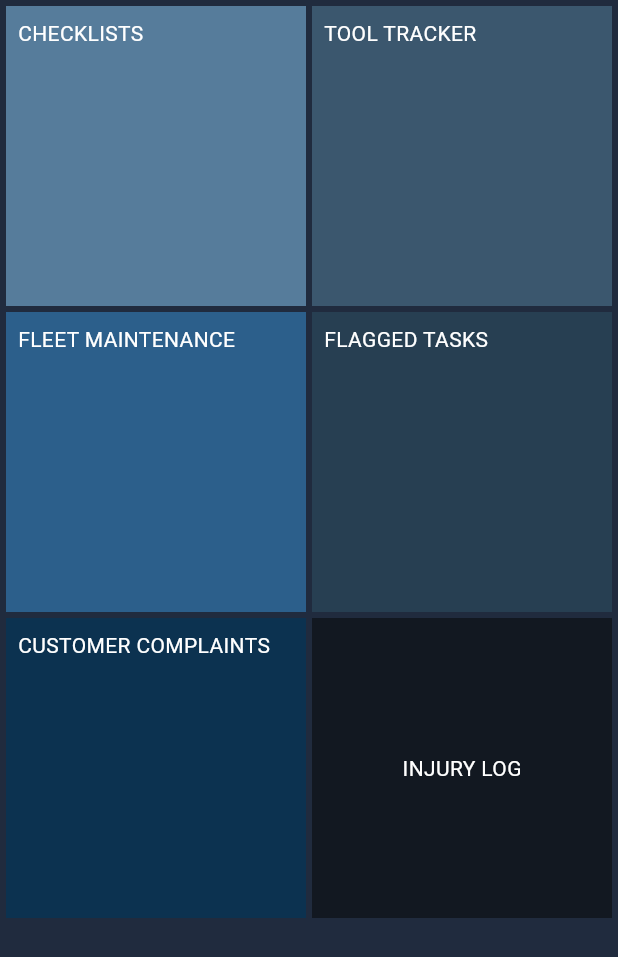
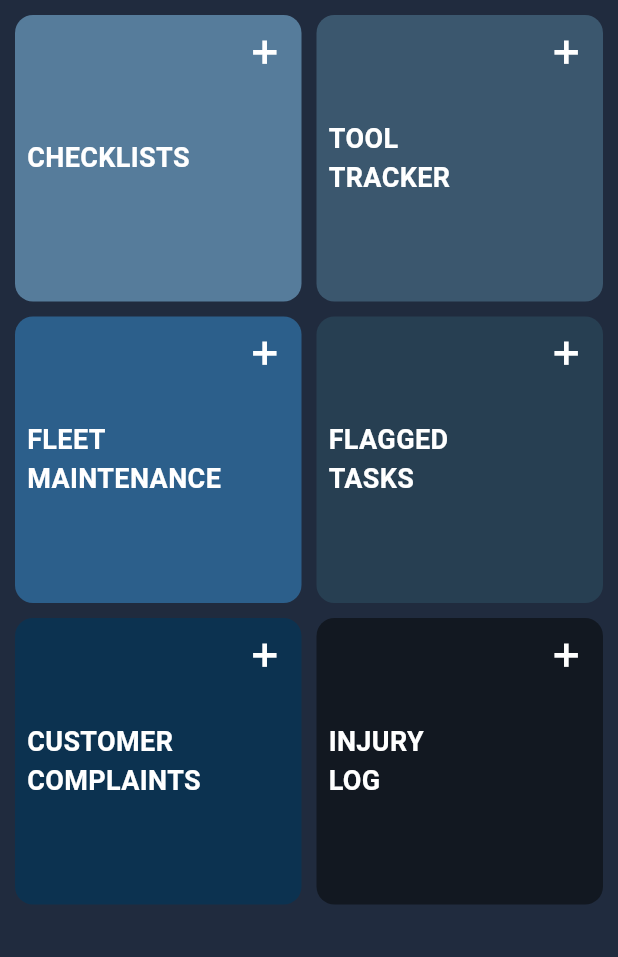
Before and after one commit to LordHandLee/HammerOps, a Flutter app: the FavoriteScreen screen opened by its route, on a phone screen of 412 x 824 dp. Shown: the top 957 px of the screen. Run offline on Flutter 3.47's test engine with Material 3 defaults, Android fonts, the phone set to English and light mode, and no system bars.

Commit message:
Added rounded corners to Container on favorites_screen, changed font to bold, added icon top right corner, aligned text to center left, increased font size

```diff
--- a/lib/screens/favorite_screen.dart
+++ b/lib/screens/favorite_screen.dart
@@ -41,40 +41,48 @@ class _FavoriteScreenState extends State<FavoriteScreen> {
       body: GridView.count(
           primary: false,
           crossAxisCount: 2,
-          padding: const EdgeInsets.all(4),
-          mainAxisSpacing: 4,
-          crossAxisSpacing: 4,
+          padding: const EdgeInsets.all(10),
+          mainAxisSpacing: 10,
+          crossAxisSpacing: 10,
           children: [
-            Container(
-              padding: const EdgeInsets.all(8),
-              child: const Text('CHECKLISTS', style: TextStyle(color: Colors.white),),
-              color: Color.fromARGB(255, 86, 124, 155),
-            ),
-            Container(
-              padding: const EdgeInsets.all(8),
-              child: const Text('TOOL TRACKER', style: TextStyle(color: Colors.white),),
-              color: Color.fromARGB(255, 59, 87, 110),
-            ),
-            Container(
-              padding: const EdgeInsets.all(8),
-              child: const Text('FLEET MAINTENANCE', style: TextStyle(color: Colors.white),),
-              color: Color.fromARGB(255, 44, 95, 139),
-            ),
-            Container(
-              padding: const EdgeInsets.all(8),
-              child: const Text('FLAGGED TASKS', style: TextStyle(color: Colors.white),),
-              color: Color.fromARGB(255, 39, 63, 82),
-            ),
-            Container(
-              padding: const EdgeInsets.all(8),
-              child: const Text('CUSTOMER COMPLAINTS', style: TextStyle(color: Colors.white),),
-              color: Color.fromARGB(255, 12, 50, 80),
-            ),
-            Container(
-              padding: const EdgeInsets.all(8),
-              child: Center(child: const Text('INJURY LOG', style: TextStyle(color: Colors.white),)),
-              color: Color.fromARGB(255, 18, 24, 33),
-            ),
+            // Container(
+            //   padding: const EdgeInsets.all(8),
+            //   child: const Text('CHECKLISTS', style: TextStyle(color: Colors.white),),
+            //   color: Color.fromARGB(255, 86, 124, 155),
+            // ),
+            // Container(
+            //   padding: const EdgeInsets.all(8),
+            //   child: const Text('TOOL TRACKER', style: TextStyle(color: Colors.white),),
+            //   color: Color.fromARGB(255, 59, 87, 110),
+            // ),
+            // Container(
+            //   padding: const EdgeInsets.all(8),
+            //   child: const Text('FLEET MAINTENANCE', style: TextStyle(color: Colors.white),),
+            //   color: Color.fromARGB(255, 44, 95, 139),
+            // ),
+            // Container(
+            //   alignment: Alignment.centerLeft,
+            //   padding: const EdgeInsets.all(8),
+            //   child: const Text('FLAGGED TASKS', style: TextStyle(color: Colors.white),),
+            //   color: Color.fromARGB(255, 39, 63, 82),
+            // ),
+            // Container(
+            //   padding: const EdgeInsets.all(8),
+            //   child: const Text('CUSTOMER COMPLAINTS', style: TextStyle(color: Colors.white),),
+            //   color: Color.fromARGB(255, 12, 50, 80),
+            // ),
+            // Container(
+            //   alignment: Alignment.centerLeft,
+            //   padding: const EdgeInsets.all(8),
+            //   child: Center(child: const Text('INJURY LOG', style: TextStyle(color: Colors.white),)),
+            //   color: Color.fromARGB(255, 18, 24, 33),
+            // ),
+            buildTile('CHECKLISTS', Color.fromARGB(255, 86, 124, 155)),
+            buildTile('TOOL\nTRACKER', Color.fromARGB(255, 59, 87, 110)),
+            buildTile('FLEET\nMAINTENANCE', Color.fromARGB(255, 44, 95, 139)),
+            buildTile('FLAGGED\nTASKS', Color.fromARGB(255, 39, 63, 82)),
+            buildTile('CUSTOMER\nCOMPLAINTS', Color.fromARGB(255, 12, 50, 80)),
+            buildTile('INJURY\nLOG', Color.fromARGB(255, 18, 24, 33)),
           ],
       )
       // body: Row(
@@ -104,3 +112,25 @@ class _FavoriteScreenState extends State<FavoriteScreen> {
     );
   }
 }
+Widget buildTile(String title, Color color) {
+  return Container(
+    padding: const EdgeInsets.all(8),
+    decoration: BoxDecoration(
+      color: color,
+      borderRadius: BorderRadius.circular(12),
+    ),
+    child: Stack(
+      children: [
+        Align(
+          alignment: Alignment.centerLeft,
+          child: Text(title, style: const TextStyle(color: Colors.white, fontWeight: FontWeight.bold, fontSize: 18.0)),
+        ),
+        const Positioned(
+          top: 4,
+          right: 4,
+          child: Icon(Icons.add, color: Colors.white, size: 25, fontWeight: FontWeight.bold,),
+        ),
+      ],
+    ),
+  );
+}
--- a/lib/screens/profile_screen.dart
+++ b/lib/screens/profile_screen.dart
@@ -45,9 +45,37 @@ class _ProfileScreenState extends State<ProfileScreen> {
           //   height: 40,
           // ),
           // title: Center(child: const Text('\t
-      body: Row(
+      body: Column(
         children: [
-          Row()
+          Row(
+            mainAxisAlignment: MainAxisAlignment.spaceEvenly,
+            children: [
+              Column(
+                children: [
+                  CircleAvatar(
+                    radius: 50,
+                    backgroundColor: Colors.white,
+                    child: Icon(Icons.person, size: 50, color: Colors.grey),
+                  ),
+                ],
+              ),
+              Column(
+                children: [
+                  Text("[NAME HERE]", style: TextStyle(color: Colors.white, fontSize: 24),),
+                  Text("[JOB TITLE HERE]", style: TextStyle(color: Colors.white, fontSize: 18),),
+                  Text("[COMPANY NAME HERE]", style: TextStyle(color: Colors.white, fontSize: 18),),
+
+                ],
+              ),
+            ],
+          ),
+          Column(
+            mainAxisAlignment: MainAxisAlignment.center,
+            children: [
+              Text("CERTIFICATIONS", style: TextStyle(color: Colors.white, fontSize: 18),),
+              Text("EDIT PROFILE", style: TextStyle(color: Colors.white, fontSize: 18),),
+            ],
+          ),
         ],
       )
     );
```
